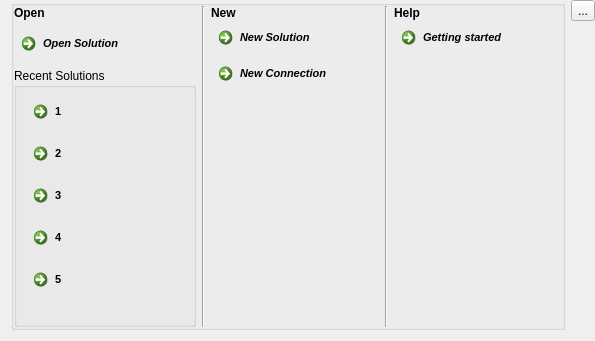
Old version of the form MainWindowButtonDialog.ui in the repository fritzone/ddm.
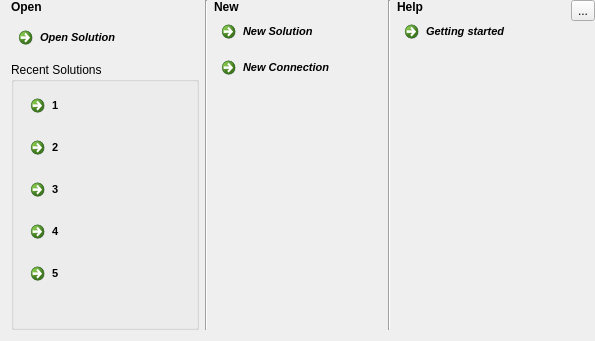
New version of the form. Icons and pictures are not drawn.

Patch:
```diff
--- a/MainWindowButtonDialog.ui
+++ b/MainWindowButtonDialog.ui
@@ -39,13 +39,7 @@
     <number>0</number>
    </property>
    <item>
-    <widget class="QGroupBox" name="groupBox">
-     <property name="title">
-      <string/>
-     </property>
-     <property name="flat">
-      <bool>false</bool>
-     </property>
+    <widget class="QFrame" name="frame">
      <layout class="QHBoxLayout" name="horizontalLayout">
       <property name="margin">
        <number>0</number>
@@ -93,10 +87,10 @@
         <item>
          <widget class="QGroupBox" name="grpRecent">
           <property name="title">
-           <string>Recent Solutions</string>
+           <string>Recent Solutions </string>
           </property>
           <property name="flat">
-           <bool>false</bool>
+           <bool>true</bool>
           </property>
           <layout class="QVBoxLayout" name="verticalLayout_5">
            <property name="topMargin">
```
Left out of the diff: 144 changed lines with no effect on the pictures.
